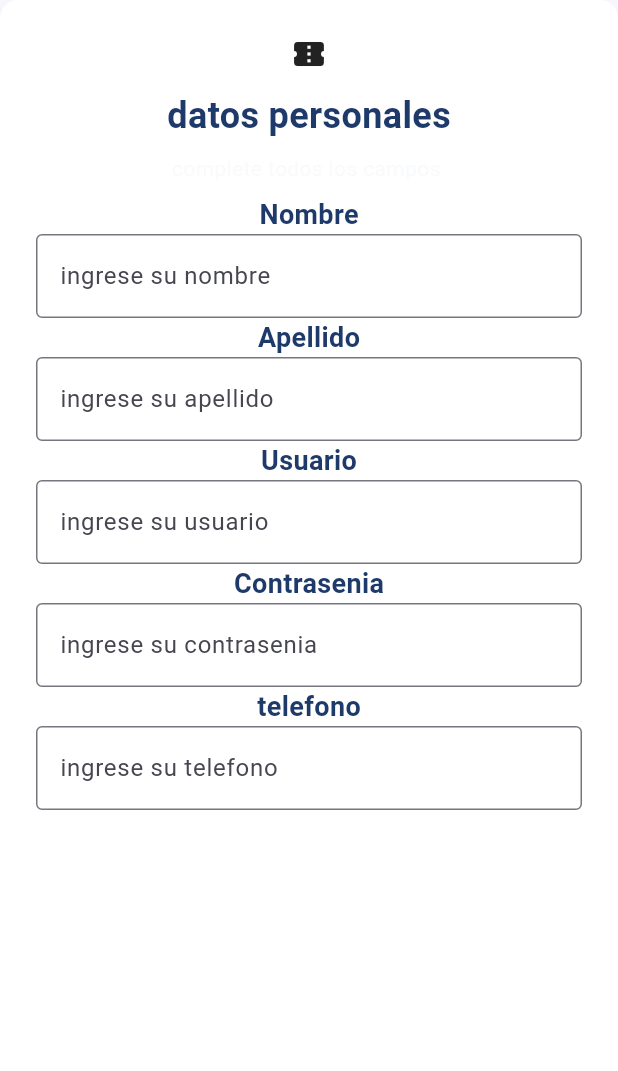
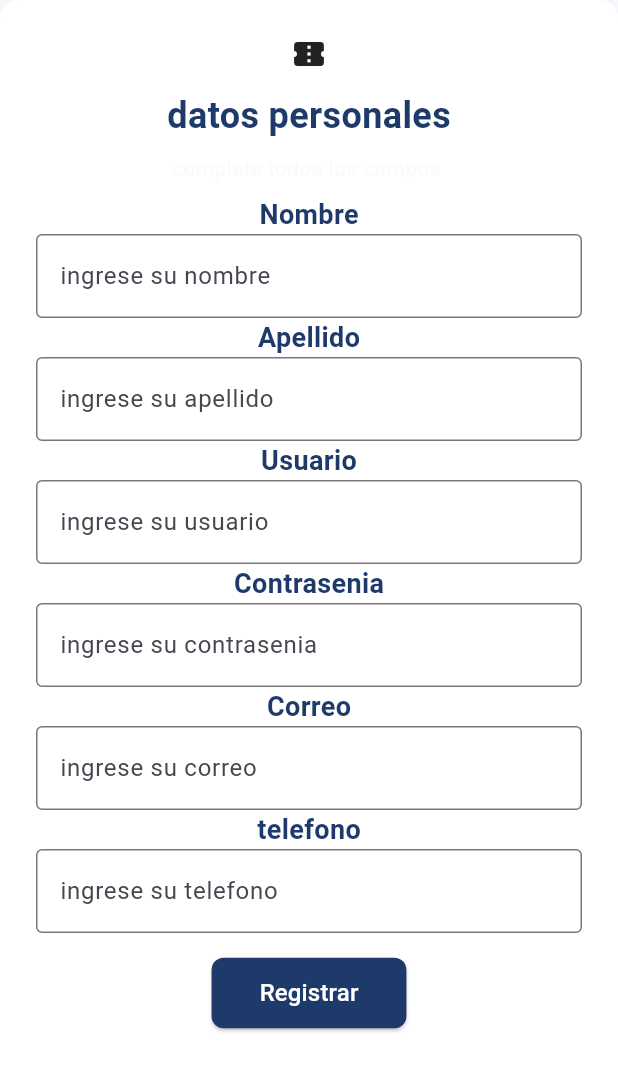
Before and after one commit to JDavidCamacho/ptactica2_formulario_fluter, a Flutter app: the screen it shows after launch, on a phone screen of 412 x 824 dp. Shown: the top 1071 px of the screen. Run offline on Flutter 3.47's test engine with Material 3 defaults, Android fonts, the phone set to English and light mode, and no system bars.

Commit message:
formulario completo

```diff
--- a/lib/main.dart
+++ b/lib/main.dart
@@ -139,6 +139,22 @@ class RegistrationFormsScreen extends StatelessWidget {
             ),
           ),
 
+
+
+
+          Text("Correo",
+            style: TextStyle(
+              fontSize: 18,
+              fontWeight: FontWeight.bold,
+              color: primaryNavu,
+            ),
+          ),
+          TextField(
+            decoration: InputDecoration(
+              border: OutlineInputBorder(),
+              hintText: 'ingrese su correo',
+            ),
+          ),
           Text("telefono",
             style: TextStyle(
               fontSize: 18,
@@ -152,6 +168,25 @@ class RegistrationFormsScreen extends StatelessWidget {
               hintText: 'ingrese su telefono',
             ),
           ),
+
+          SizedBox(height: 16), // Espacio antes del botón
+          ElevatedButton(
+            onPressed: () {
+              // Acción del botón
+              print("Botón presionado");
+            },
+            style: ElevatedButton.styleFrom(
+              backgroundColor: primaryNavu,
+              padding: const EdgeInsets.symmetric(horizontal: 32, vertical: 12),
+              shape: RoundedRectangleBorder(
+                borderRadius: BorderRadius.circular(8),
+              ),
+            ),
+            child: const Text(
+              'Registrar',
+              style: TextStyle(fontSize: 16, color: Colors.white),
+            ),
+          ),
         ],
       ),
 
```
